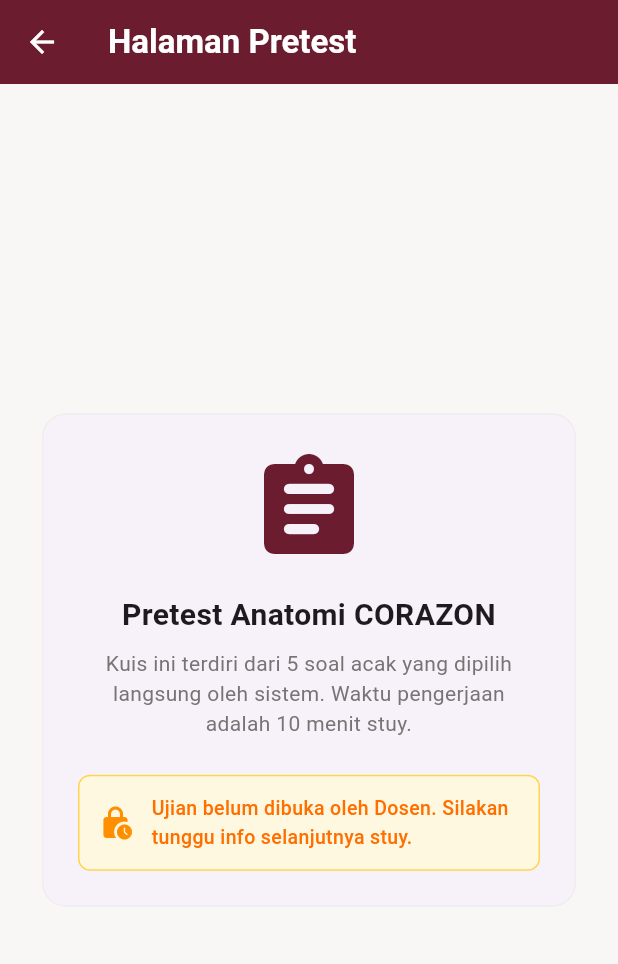
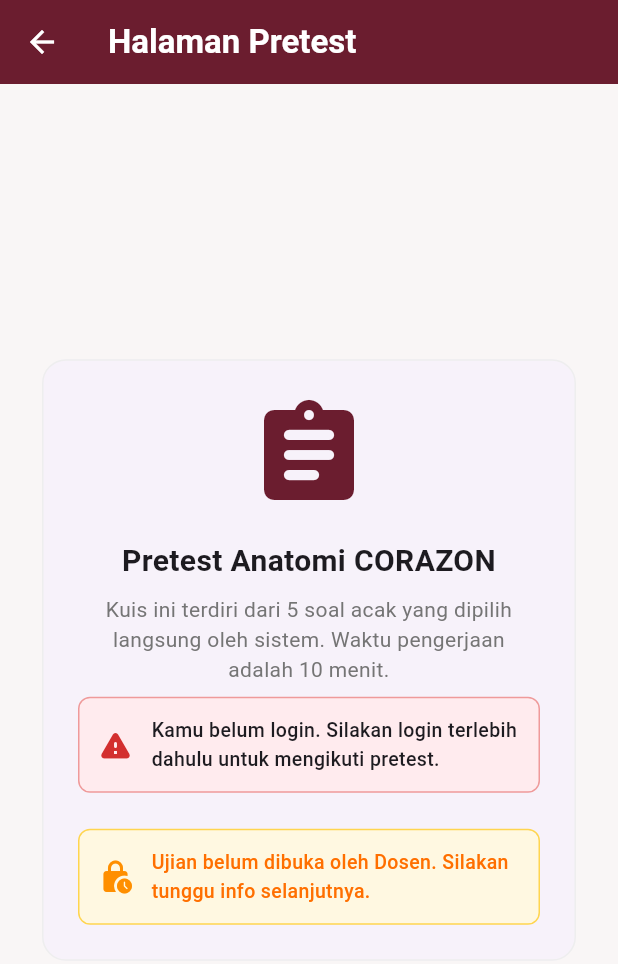
Before and after one commit to saruna12/CORAZON_APP_NEW, a Flutter app: the PretestPage screen opened directly, on a phone screen of 412 x 824 dp. Shown: the top 964 px of the screen. Run offline on Flutter 3.47's test engine with Material 3 defaults, Android fonts, the light colour scheme and no system bars; our stand-ins replace cloud_firestore, file_picker, firebase_auth, firebase_core; missing offline and left inert: excel; accounts and stored records are empty.

Commit message:
fix: hubungkan gerbang ujian ke kuis, fix import excel, connect firebase auth

```diff
--- a/lib/pre_test_page.dart
+++ b/lib/pre_test_page.dart
@@ -1,4 +1,5 @@
 import 'package:flutter/material.dart';
+import 'package:firebase_auth/firebase_auth.dart'; // ✅ TAMBAHAN: Import Firebase Auth
 import 'pretest_repository.dart';
 import 'kuis_pretest_page.dart';
 
@@ -15,14 +16,14 @@ class _PretestPageState extends State<PretestPage> {
   @override
   void initState() {
     super.initState();
-    // Jalankan listener agar status 'is_live' dari Firestore terpantau real-time stuy
+    // Jalankan listener agar status 'is_live' dari Firestore terpantau real-time
     PretestRepository.listenStatusUjian();
   }
 
   @override
   Widget build(BuildContext context) {
-    // SEMENTARA: Ganti dengan ID mahasiswa asli hasil dari proses login autentikasi kamu stuy
-    const String dummyUserId = "mhs_corazon_001";
+    // ✅ FIX: Ambil userId dari Firebase Auth (bukan hardcoded dummy lagi)
+    final String userId = FirebaseAuth.instance.currentUser?.uid ?? "";
 
     return Scaffold(
       backgroundColor: const Color(0xFFF9F6F6),
@@ -56,10 +57,61 @@ class _PretestPageState extends State<PretestPage> {
                   ),
                   const SizedBox(height: 8),
                   Text(
-                    "Kuis ini terdiri dari 5 soal acak yang dipilih langsung oleh sistem. Waktu pengerjaan adalah 10 menit stuy.",
+                    "Kuis ini terdiri dari 5 soal acak yang dipilih langsung oleh sistem. Waktu pengerjaan adalah 10 menit.",
                     style: TextStyle(fontSize: 14, color: Colors.grey.shade600),
                     textAlign: TextAlign.center,
                   ),
+                  const SizedBox(height: 8),
+
+                  // ✅ TAMBAHAN: Tampilkan info user yang sedang login
+                  if (userId.isNotEmpty)
+                    Container(
+                      padding: const EdgeInsets.symmetric(
+                          horizontal: 12, vertical: 6),
+                      decoration: BoxDecoration(
+                        color: Colors.grey.shade100,
+                        borderRadius: BorderRadius.circular(8),
+                      ),
+                      child: Row(
+                        mainAxisSize: MainAxisSize.min,
+                        children: [
+                          Icon(Icons.person_rounded,
+                              size: 14, color: Colors.grey.shade600),
+                          const SizedBox(width: 6),
+                          Text(
+                            FirebaseAuth.instance.currentUser?.email ?? userId,
+                            style: TextStyle(
+                                fontSize: 12, color: Colors.grey.shade600),
+                          ),
+                        ],
+                      ),
+                    ),
+
+                  // ✅ TAMBAHAN: Tampilkan warning jika user belum login
+                  if (userId.isEmpty)
+                    Container(
+                      padding: const EdgeInsets.all(12),
+                      decoration: BoxDecoration(
+                        color: Colors.red.shade50,
+                        borderRadius: BorderRadius.circular(8),
+                        border: Border.all(color: Colors.red.shade200),
+                      ),
+                      child: Row(
+                        children: [
+                          Icon(Icons.warning_rounded,
+                              color: Colors.red.shade700),
+                          const SizedBox(width: 12),
+                          const Expanded(
+                            child: Text(
+                              "Kamu belum login. Silakan login terlebih dahulu untuk mengikuti pretest.",
+                              style: TextStyle(
+                                  fontSize: 13, fontWeight: FontWeight.w500),
+                            ),
+                          ),
+                        ],
+                      ),
+                    ),
+
                   const SizedBox(height: 24),
 
                   // 📡 Memantau status LIVE ujian secara real-time dari repository
@@ -81,7 +133,7 @@ class _PretestPageState extends State<PretestPage> {
                               const SizedBox(width: 12),
                               Expanded(
                                 child: Text(
-                                  "Ujian belum dibuka oleh Dosen. Silakan tunggu info selanjutnya stuy.",
+                                  "Ujian belum dibuka oleh Dosen. Silakan tunggu info selanjutnya.",
                                   style: TextStyle(
                                       color: Colors.amber.shade900,
                                       fontSize: 13,
@@ -93,12 +145,14 @@ class _PretestPageState extends State<PretestPage> {
                         );
                       }
 
+                      // ✅ FIX: Tombol hanya aktif jika userId tidak kosong
                       return SizedBox(
                         width: double.infinity,
                         height: 50,
                         child: ElevatedButton.icon(
                           style: ElevatedButton.styleFrom(
-                            backgroundColor: maroonPrimary,
+                            backgroundColor:
+                                userId.isEmpty ? Colors.grey : maroonPrimary,
                             shape: RoundedRectangleBorder(
                               borderRadius: BorderRadius.circular(8),
                             ),
@@ -112,13 +166,14 @@ class _PretestPageState extends State<PretestPage> {
                                 fontWeight: FontWeight.bold,
                                 fontSize: 16),
                           ),
-                          onPressed: () {
-                            // Pindah ke halaman pengerjaan kuis stuy!
+                          onPressed: userId.isEmpty
+                              ? null // Disable tombol kalau belum login
+                              : () {
                                   Navigator.push(
                                     context,
                                     MaterialPageRoute(
                                       builder: (context) =>
-                                    const KuisPretestPage(userId: dummyUserId),
+                                          KuisPretestPage(userId: userId),
                                     ),
                                   );
                                 },
```
Also changed, not shown: lib/gerbang_ujian_page.dart (+49 -27 lines), lib/import_soal_page.dart (+77 -70 lines), lib/main.dart (+18 -2 lines). Lines whose indentation alone changed are shown as unchanged.
